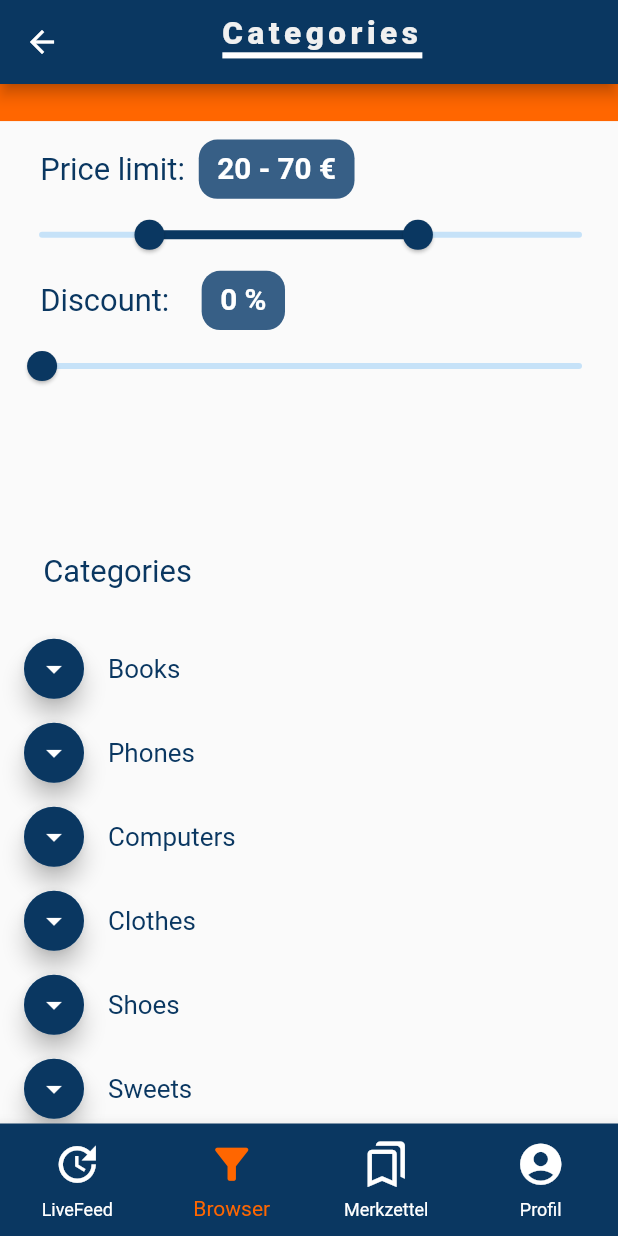
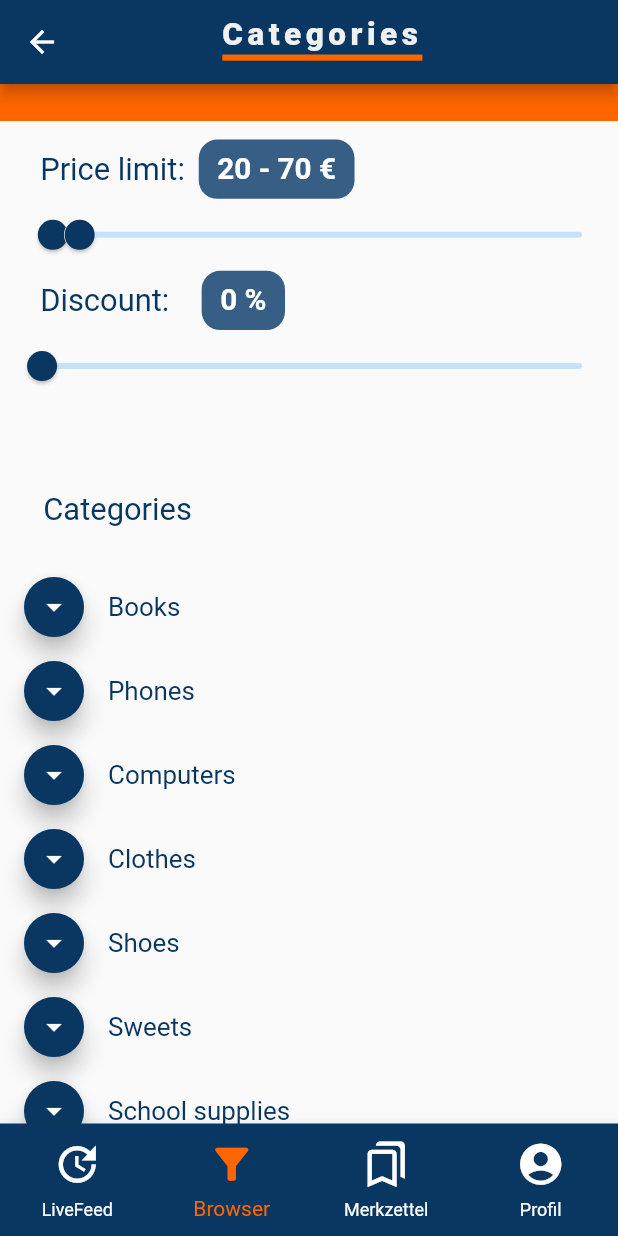
Before and after one commit to dimitarKolev99/flutter_project, a Flutter app: the screen it shows after launch, item 2 of the bottom bar chosen, after a tap on the "category" icon, on a phone screen of 412 x 824 dp. Run offline on Flutter 3.47's test engine with Material 2 defaults, Android fonts, the phone set to English and light mode, and no system bars; our stand-ins replace shared_preferences; network calls fail.

Commit message:
Update filter_view.dart

```diff
--- a/lib/view/filter_view.dart
+++ b/lib/view/filter_view.dart
@@ -91,25 +91,29 @@ class _FilterViewState extends State<FilterView> {
           title: Row(
             mainAxisAlignment: MainAxisAlignment.center,
             children: [
-              const Text(
+              Padding(
+                padding: EdgeInsets.only(top: 3),
+                child:
+                Text(
                   'Categories',
                   style: TextStyle(
                     // Shaddow is used to get Distance to the underline -> TextColor itself is transparent
                     shadows: [
                       Shadow(
                           color: Color.fromRGBO(240, 240, 240, 1),
-                        offset: Offset(0, -5))
+                          offset: Offset(0, -6))
                     ],
                     //fontFamily: '....',
                     fontSize: 21,
                     letterSpacing: 3,
                     color: Colors.transparent,
                     fontWeight: FontWeight.w900,
-                  decoration: TextDecoration.underline,
-                  decorationColor: ProductApi.white,
+                    decoration:
+                    TextDecoration.underline,
+                    decorationColor: ProductApi.orange,
                     decorationThickness: 4,
                   ),
-              ),
+                ), ),
               SizedBox(width: blockSizeHorizontal * 10),
             ],
           )),
@@ -169,7 +173,7 @@ class _FilterViewState extends State<FilterView> {
         // Sliders
         Container(
             padding: EdgeInsets.only(left: blockSizeHorizontal * 0.5),
-            height: blockSizeVertical * 35,
+            height: blockSizeVertical * 30,
             width: displayWidth,
             //color: ProductApi.lightBlue,
 
@@ -228,8 +232,8 @@ class _FilterViewState extends State<FilterView> {
                   activeColor: ProductApi.darkBlue,
                   //inactiveColor: ProductApi.orange,
                   values: _currentSliderValuesPrice,
-                  min: _minValue,
-                  max: _maxValue,
+                  min: 0,
+                  max: 1000,
                   divisions: 100,
                   /*
                       labels: RangeLabels(
@@ -319,7 +323,9 @@ class _FilterViewState extends State<FilterView> {
               addAutomaticKeepAlives: false,
               itemCount: _categories.length,
               itemBuilder: (context, index) {
-                return Column(children: [
+                return Column(
+                    key: Key(_categories[index]),
+                    children: [
                   // Kategorienamen
                   ListTile(
                     onTap: () {
@@ -354,6 +360,7 @@ class _FilterViewState extends State<FilterView> {
                   Visibility(
                     visible: _show,
                     child: Container(
+                      key: Key(_categories[index]),
                       //color: Colors.red,
                       height: blockSizeVertical * 15,
                       width: MediaQuery.of(context).size.width,
```
Lines whose indentation alone changed are shown as unchanged.
